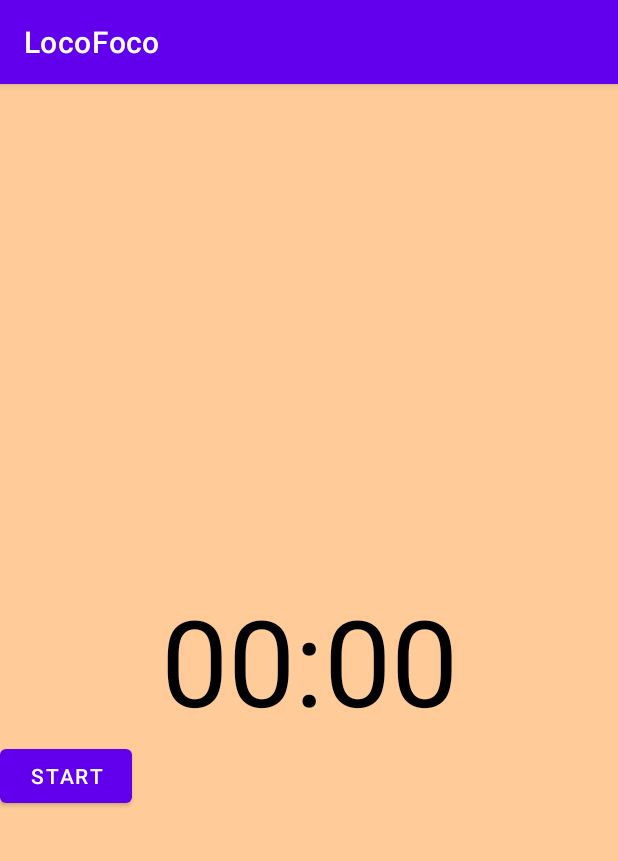
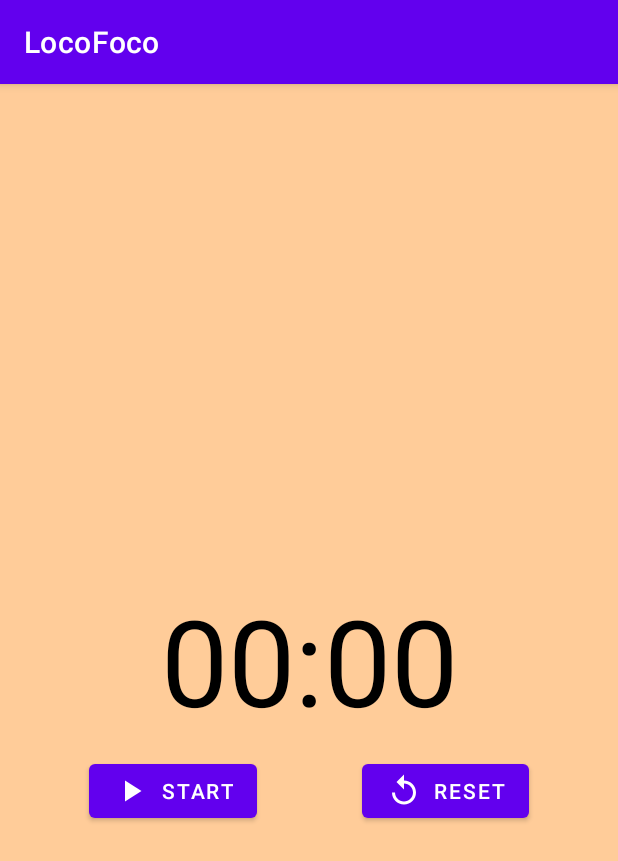
Before and after one commit to FocusAppGroupProj/FocusApp, an Android app: the screen it shows after launch (MainActivity), on a phone screen of 412 x 824 dp. Shown: the top 861 px of the screen. Run offline under Robolectric (Android 15) with nearby library versions, the phone set to English and light mode, and no system bars.

Commit message:
Loco Foco main activity xml updated

```diff
--- a/app/build.gradle
+++ b/app/build.gradle
@@ -14,6 +14,10 @@ android {
         versionName "1.0"
 
         testInstrumentationRunner "androidx.test.runner.AndroidJUnitRunner"
+    }
+
+    buildFeatures{
+        viewBinding = true
     }
 
     buildTypes {
--- a/app/src/main/AndroidManifest.xml
+++ b/app/src/main/AndroidManifest.xml
@@ -18,6 +18,7 @@
                 <category android:name="android.intent.category.LAUNCHER" />
             </intent-filter>
         </activity>
+        <service android:name=".TimerService" />
     </application>
 
 </manifest>
--- a/app/src/main/java/com/example/locofoco/MainActivity.kt
+++ b/app/src/main/java/com/example/locofoco/MainActivity.kt
@@ -1,11 +1,95 @@
 package com.example.locofoco
 
+import android.content.BroadcastReceiver
+import android.content.Context
+import android.content.Intent
+import android.content.IntentFilter
 import androidx.appcompat.app.AppCompatActivity
 import android.os.Bundle
+import android.util.Log
+import android.widget.Toast
+import com.example.locofoco.databinding.ActivityMainBinding
+import java.util.*
+import kotlin.math.roundToInt
 
 class MainActivity : AppCompatActivity() {
+
+    private lateinit var binding: ActivityMainBinding
+    private var timeStarted = false
+    private lateinit var serviceIntent: Intent
+    private var time = 60.0
+
     override fun onCreate(savedInstanceState: Bundle?) {
         super.onCreate(savedInstanceState)
-        setContentView(R.layout.activity_main)
+        binding = ActivityMainBinding.inflate(layoutInflater)
+        setContentView(binding.root)
+
+        binding.start.setOnClickListener{
+            startStopTimer()
+        }
+        binding.Reset.setOnClickListener{
+            resetTimer()
+        }
+
+        serviceIntent = Intent(applicationContext, TimerService::class.java)
+        registerReceiver(updateTime, IntentFilter(TimerService.TIMER_UPDATED))
+
+        }
+
+    private fun resetTimer() {
+        stopTimer()
+        time = 0.0
+        binding.Timer.text = getTimeStringFromDouble(time)
+    }
+
+    private fun startStopTimer() {
+        if (timeStarted){
+            stopTimer()
+        }
+        else{
+            startTimer()
+        }
+    }
+
+    private fun startTimer() {
+        serviceIntent.putExtra(TimerService.TIME_EXTRA, time)
+        startService(serviceIntent)
+        binding.start.text = "pause"
+        //binding.start.pointerIcon = getDrawable(R.drawable.ic_baseline_pause_24)
+        timeStarted = true
+    }
+
+    private fun stopTimer() {
+        stopService(serviceIntent)
+        binding.start.text = "start"
+        //binding.start.pointerIcon = getDrawable(R.drawable.ic_baseline_pause_24)
+        timeStarted = false
+    }
+
+    private val updateTime: BroadcastReceiver = object: BroadcastReceiver(){
+        override fun onReceive(context: Context, intent: Intent) {
+            time = intent.getDoubleExtra(TimerService.TIME_EXTRA, 0.0)
+            binding.Timer.text = getTimeStringFromDouble(time)
+            var str_time = time.toString()
+            if (time == 0.0){
+                resetTimer()
+            }
+        }
+
+    }
+
+    private fun getTimeStringFromDouble(time: Double): String {
+        val resultInt = time.roundToInt()
+        val minutes = resultInt % 86400 % 3600 / 60
+        val seconds = resultInt % 86400 % 3600 % 60
+
+        return makeTimeString(minutes, seconds)
+
+    }
+
+    private fun makeTimeString(minutes: Int, seconds: Int): String = String.format("%02d:%02d", minutes, seconds )
+
+    companion object{
+        const val TAG = "MainActivity"
     }
 }
--- /dev/null
+++ b/app/src/main/res/drawable/ic_baseline_pause_24.xml
@@ -0,0 +1,10 @@
+<vector xmlns:android="http://schemas.android.com/apk/res/android"
+    android:width="24dp"
+    android:height="24dp"
+    android:viewportWidth="24"
+    android:viewportHeight="24"
+    android:tint="?attr/colorControlNormal">
+  <path
+      android:fillColor="@android:color/white"
+      android:pathData="M6,19h4L10,5L6,5v14zM14,5v14h4L18,5h-4z"/>
+</vector>
--- /dev/null
+++ b/app/src/main/res/drawable/ic_baseline_play_arrow_24.xml
@@ -0,0 +1,10 @@
+<vector xmlns:android="http://schemas.android.com/apk/res/android"
+    android:width="24dp"
+    android:height="24dp"
+    android:viewportWidth="24"
+    android:viewportHeight="24"
+    android:tint="?attr/colorControlNormal">
+  <path
+      android:fillColor="@android:color/white"
+      android:pathData="M8,5v14l11,-7z"/>
+</vector>
--- /dev/null
+++ b/app/src/main/res/drawable/ic_baseline_replay_24.xml
@@ -0,0 +1,10 @@
+<vector xmlns:android="http://schemas.android.com/apk/res/android"
+    android:width="24dp"
+    android:height="24dp"
+    android:viewportWidth="24"
+    android:viewportHeight="24"
+    android:tint="?attr/colorControlNormal">
+  <path
+      android:fillColor="@android:color/white"
+      android:pathData="M12,5V1L7,6l5,5V7c3.31,0 6,2.69 6,6s-2.69,6 -6,6 -6,-2.69 -6,-6H4c0,4.42 3.58,8 8,8s8,-3.58 8,-8 -3.58,-8 -8,-8z"/>
+</vector>
--- a/app/src/main/res/layout/activity_main.xml
+++ b/app/src/main/res/layout/activity_main.xml
@@ -17,11 +17,32 @@
         app:layout_constraintBottom_toBottomOf="parent"
         app:layout_constraintLeft_toLeftOf="parent"
         app:layout_constraintRight_toRightOf="parent"
-        app:layout_constraintTop_toTopOf="parent" />
+        app:layout_constraintTop_toTopOf="parent"
+        />
+
     <Button
+        android:id="@+id/start"
         android:layout_width="wrap_content"
         android:layout_height="wrap_content"
         android:text="START"
-        app:layout_constraintTop_toBottomOf="@+id/Timer"/>
+        app:flow_horizontalAlign="center"
+        app:icon="@drawable/ic_baseline_play_arrow_24"
+        app:layout_constraintEnd_toStartOf="@+id/Reset"
+        app:layout_constraintStart_toStartOf="parent"
+        app:layout_constraintTop_toBottomOf="@+id/Timer"
+        android:layout_margin="10dp"/>
+
+    <Button
+        android:id="@+id/Reset"
+        android:layout_width="wrap_content"
+        android:layout_height="wrap_content"
+        android:layout_margin="10dp"
+        android:text="RESET"
+        app:flow_horizontalAlign="center"
+        app:icon="@drawable/ic_baseline_replay_24"
+        app:layout_constraintEnd_toEndOf="parent"
+        app:layout_constraintStart_toEndOf="@+id/start"
+        app:layout_constraintTop_toBottomOf="@+id/Timer" />
+
 
 </androidx.constraintlayout.widget.ConstraintLayout>
```
Also changed, not shown: app/src/main/java/com/example/locofoco/TimerService.kt (added, +44 -0 lines).
